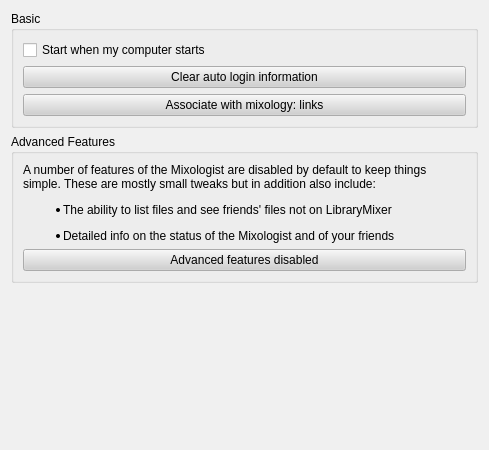
rebeccaskinner/The-Mixologist, file MixologistGui/gui/Preferences/GeneralDialog.ui: the form before one commit.
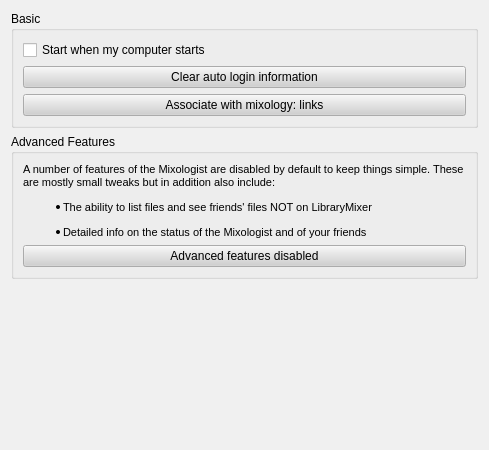
The form after the commit.

Diff of the .ui file:
```diff
--- a/MixologistGui/gui/Preferences/GeneralDialog.ui
+++ b/MixologistGui/gui/Preferences/GeneralDialog.ui
@@ -537,9 +537,9 @@
          <string>&lt;!DOCTYPE HTML PUBLIC &quot;-//W3C//DTD HTML 4.0//EN&quot; &quot;http://www.w3.org/TR/REC-html40/strict.dtd&quot;&gt;
 &lt;html&gt;&lt;head&gt;&lt;meta name=&quot;qrichtext&quot; content=&quot;1&quot; /&gt;&lt;style type=&quot;text/css&quot;&gt;
 p, li { white-space: pre-wrap; }
-&lt;/style&gt;&lt;/head&gt;&lt;body&gt;
-&lt;p style=&quot; margin-top:0px; margin-bottom:0px; margin-left:0px; margin-right:0px; -qt-block-indent:0; text-indent:0px;&quot;&gt;&lt;span&gt;A number of features of the Mixologist are disabled by default to keep things simple. These are mostly small tweaks but in addition also include:&lt;/span&gt;&lt;/p&gt;
-&lt;ul style=&quot;margin-top: 0px; margin-bottom: 0px; margin-left: 0px; margin-right: 0px; -qt-list-indent: 1;&quot;&gt;&lt;li style=&quot; margin-top:12px; margin-bottom:12px; margin-left:0px; margin-right:0px; -qt-block-indent:0; text-indent:0px;&quot;&gt;The ability to list files and see friends' files not on LibraryMixer&lt;/li&gt;
+&lt;/style&gt;&lt;/head&gt;&lt;body style=&quot; font-family:'MS Shell Dlg 2'; font-size:8.25pt; font-weight:400; font-style:normal;&quot;&gt;
+&lt;p style=&quot; margin-top:0px; margin-bottom:0px; margin-left:0px; margin-right:0px; -qt-block-indent:0; text-indent:0px;&quot;&gt;A number of features of the Mixologist are disabled by default to keep things simple. These are mostly small tweaks but in addition also include:&lt;/p&gt;
+&lt;ul style=&quot;margin-top: 0px; margin-bottom: 0px; margin-left: 0px; margin-right: 0px; -qt-list-indent: 1;&quot;&gt;&lt;li style=&quot; margin-top:12px; margin-bottom:12px; margin-left:0px; margin-right:0px; -qt-block-indent:0; text-indent:0px;&quot;&gt;The ability to list files and see friends' files NOT on LibraryMixer&lt;/li&gt;
 &lt;li style=&quot; margin-top:12px; margin-bottom:12px; margin-left:0px; margin-right:0px; -qt-block-indent:0; text-indent:0px;&quot;&gt;Detailed info on the status of the Mixologist and of your friends&lt;/li&gt;&lt;/ul&gt;&lt;/body&gt;&lt;/html&gt;</string>
         </property>
         <property name="textFormat">
```
